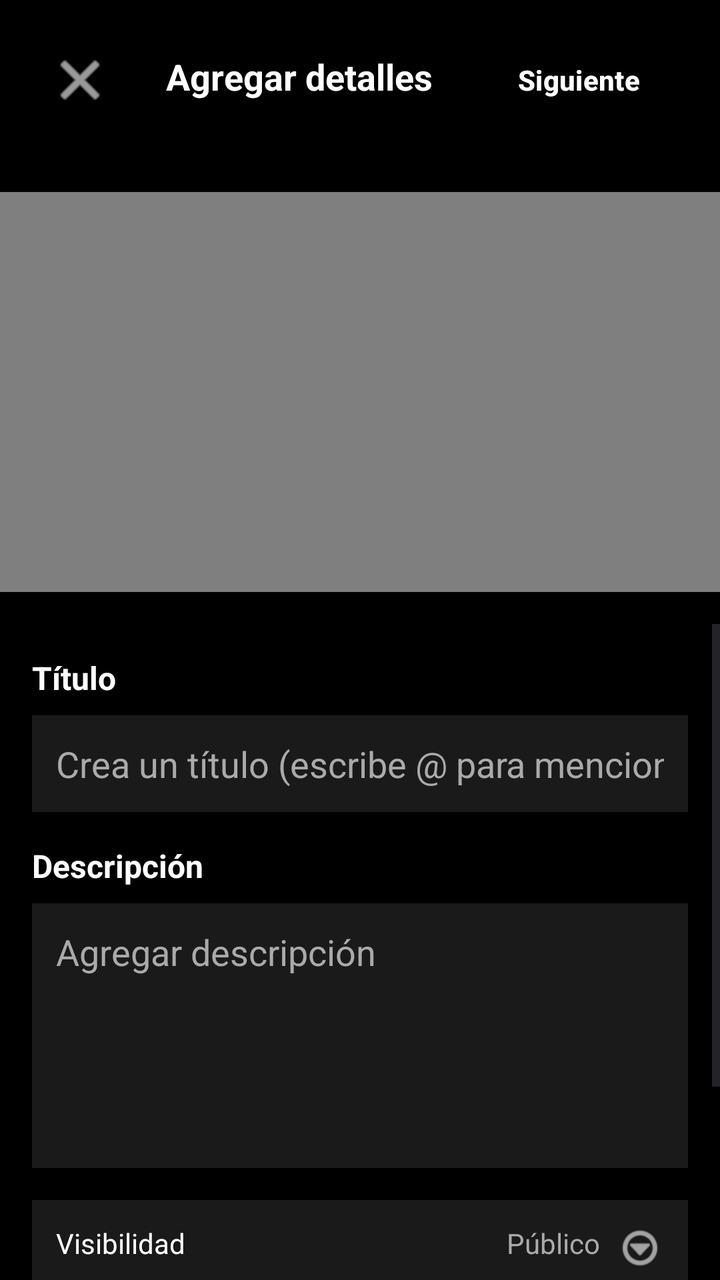
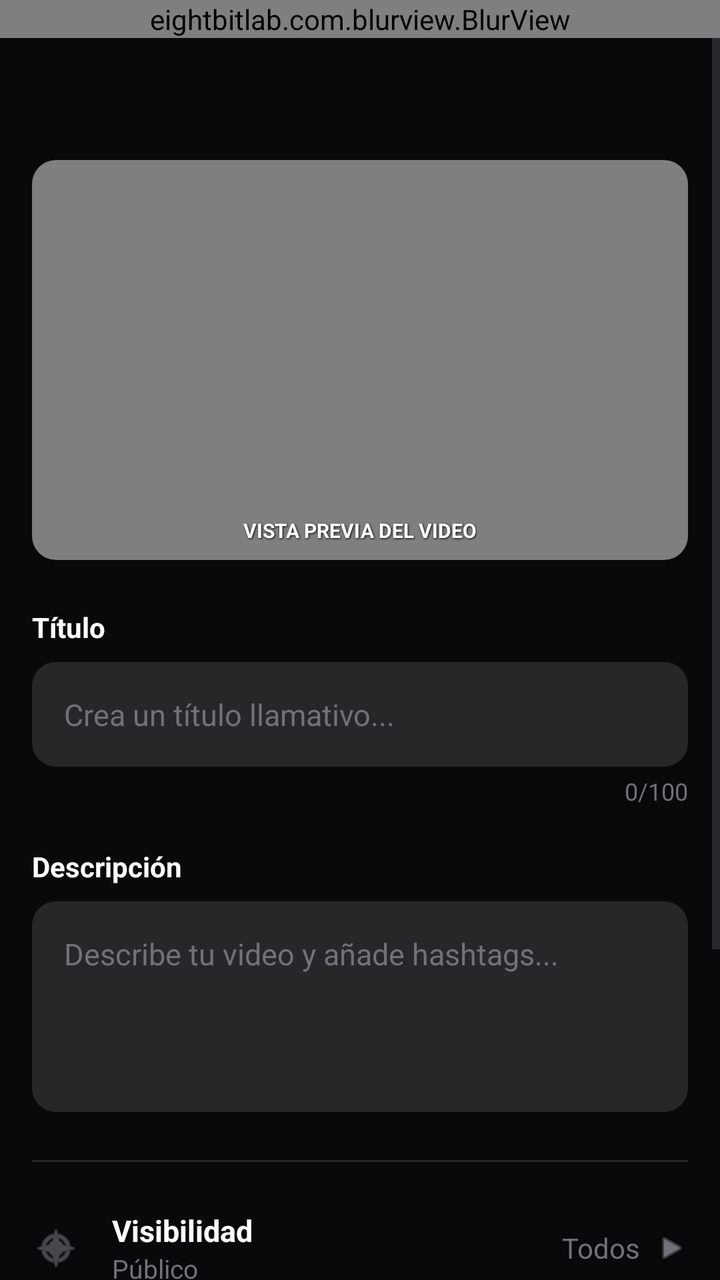

Two renders of the same Android screen: before a commit and after it. Below are the layout's source before the change and the commit's diff.
<!-- AndroidManifest.xml: application theme Theme.CourseV -->
<!-- res/layout/fragment_video_details.xml -->
<?xml version="1.0" encoding="utf-8"?>
<androidx.constraintlayout.widget.ConstraintLayout xmlns:android="http://schemas.android.com/apk/res/android"
    xmlns:app="http://schemas.android.com/apk/res-auto"
    xmlns:tools="http://schemas.android.com/tools"
    android:layout_width="match_parent"
    android:layout_height="match_parent"
    android:background="#000000"
    tools:context=".ui.VideoDetailsFragment">

    
    <LinearLayout
        android:id="@+id/headerLayout"
        android:layout_width="match_parent"
        android:layout_height="wrap_content"
        android:orientation="horizontal"
        android:padding="16dp"
        app:layout_constraintTop_toTopOf="parent">

        <ImageButton
            android:id="@+id/backButton"
            android:layout_width="48dp"
            android:layout_height="48dp"
            android:background="@android:color/transparent"
            android:src="@android:drawable/ic_menu_close_clear_cancel"
            android:contentDescription="@string/back_button_desc"
            app:tint="#FFFFFF" />  

        <TextView
            android:layout_width="0dp"
            android:layout_height="wrap_content"
            android:layout_weight="1"
            android:gravity="center"
            android:text="Agregar detalles"
            android:textColor="#FFFFFF"
            android:textSize="18sp"
            android:textStyle="bold" />

        <Button
            android:id="@+id/nextButton"
            android:layout_width="wrap_content"
            android:layout_height="wrap_content"
            android:background="@android:color/transparent"
            android:text="Siguiente"
            android:textColor="#FFFFFF"
            android:textStyle="bold" />
    </LinearLayout>

    
    <VideoView
        android:id="@+id/videoPreview"
        android:layout_width="0dp"
        android:layout_height="200dp"
        android:layout_marginTop="16dp"
        app:layout_constraintEnd_toEndOf="parent"
        app:layout_constraintStart_toStartOf="parent"
        app:layout_constraintTop_toBottomOf="@id/headerLayout" />

    
    <ScrollView
        android:layout_width="0dp"
        android:layout_height="0dp"
        android:layout_marginTop="16dp"
        app:layout_constraintBottom_toBottomOf="parent"
        app:layout_constraintEnd_toEndOf="parent"
        app:layout_constraintStart_toStartOf="parent"
        app:layout_constraintTop_toBottomOf="@id/videoPreview">

        <LinearLayout
            android:layout_width="match_parent"
            android:layout_height="wrap_content"
            android:orientation="vertical"
            android:padding="16dp">

            
            <TextView
                android:layout_width="wrap_content"
                android:layout_height="wrap_content"
                android:text="Título"
                android:textColor="#FFFFFF"
                android:textSize="16sp"
                android:textStyle="bold" />

            <EditText
                android:id="@+id/titleEditText"
                android:layout_width="match_parent"
                android:layout_height="wrap_content"
                android:layout_marginTop="8dp"
                android:background="#1A1A1A"
                android:hint="Crea un título (escribe @ para mencionar a otro canal)"
                android:inputType="text"
                android:padding="12dp"
                android:textColor="#FFFFFF"
                android:textColorHint="#AAAAAA" />

            
            <TextView
                android:layout_width="wrap_content"
                android:layout_height="wrap_content"
                android:layout_marginTop="16dp"
                android:text="Descripción"
                android:textColor="#FFFFFF"
                android:textSize="16sp"
                android:textStyle="bold" />

            <EditText
                android:id="@+id/descriptionEditText"
                android:layout_width="match_parent"
                android:layout_height="wrap_content"
                android:layout_marginTop="8dp"
                android:background="#1A1A1A"
                android:gravity="top"
                android:hint="Agregar descripción"
                android:inputType="textMultiLine"
                android:lines="5"
                android:padding="12dp"
                android:textColor="#FFFFFF"
                android:textColorHint="#AAAAAA" />

            
            <LinearLayout
                android:layout_width="match_parent"
                android:layout_height="wrap_content"
                android:layout_marginTop="16dp"
                android:background="#1A1A1A"
                android:orientation="horizontal"
                android:padding="12dp">

                <TextView
                    android:layout_width="0dp"
                    android:layout_height="wrap_content"
                    android:layout_weight="1"
                    android:text="Visibilidad"
                    android:textColor="#FFFFFF" />

                <TextView
                    android:layout_width="wrap_content"
                    android:layout_height="wrap_content"
                    android:text="Público"
                    android:textColor="#AAAAAA" />

                <ImageView
                    android:layout_width="24dp"
                    android:layout_height="24dp"
                    android:layout_marginStart="8dp"
                    android:src="@android:drawable/ic_menu_more"
                    app:tint="#FFFFFF" />
            </LinearLayout>

            <LinearLayout
                android:layout_width="match_parent"
                android:layout_height="wrap_content"
                android:layout_marginTop="1dp"
                android:background="#1A1A1A"
                android:orientation="horizontal"
                android:padding="12dp">

                <TextView
                    android:layout_width="0dp"
                    android:layout_height="wrap_content"
                    android:layout_weight="1"
                    android:text="Ubicación"
                    android:textColor="#FFFFFF" />

                <ImageView
                    android:layout_width="24dp"
                    android:layout_height="24dp"
                    android:src="@android:drawable/ic_menu_more"
                    app:tint="#FFFFFF" />
            </LinearLayout>

            
            <LinearLayout
                android:layout_width="match_parent"
                android:layout_height="wrap_content"
                android:layout_marginTop="16dp"
                android:orientation="horizontal"
                android:gravity="center_vertical">

                <TextView
                    android:layout_width="wrap_content"
                    android:layout_height="wrap_content"
                    android:text="Tipo de curso:"
                    android:textColor="#FFFFFF"
                    android:textSize="16sp"
                    android:layout_marginEnd="12dp"/>

                <RadioGroup
                    android:id="@+id/courseTypeRadioGroup"
                    android:layout_width="wrap_content"
                    android:layout_height="wrap_content"
                    android:orientation="horizontal">

                    <RadioButton
                        android:id="@+id/freeRadioButton"
                        android:layout_width="wrap_content"
                        android:layout_height="wrap_content"
                        android:text="Gratis"
                        android:textColor="#FFFFFF"
                        android:checked="true"/>

                    <RadioButton
                        android:id="@+id/paidRadioButton"
                        android:layout_width="wrap_content"
                        android:layout_height="wrap_content"
                        android:text="Pago"
                        android:textColor="#FFFFFF"
                        android:layout_marginStart="16dp"/>
                </RadioGroup>
            </LinearLayout>
        </LinearLayout>
    </ScrollView>

</androidx.constraintlayout.widget.ConstraintLayout>
<!-- resources referenced by this layout -->
<resources>
  <string name="back_button_desc">Volver atrás</string>
  <style name="Theme.CourseV" parent="Base.Theme.CourseV" />
  <style name="Base.Theme.CourseV" parent="Theme.Material3.DayNight.NoActionBar">
          
          
      </style>
</resources>

<!-- the commit's change to res/layout/fragment_video_details.xml (unified diff, before → after) -->
@@ -4,72 +4,53 @@
     xmlns:tools="http://schemas.android.com/tools"
     android:layout_width="match_parent"
     android:layout_height="match_parent"
-    android:background="#000000"
+    android:background="#09090b"
     tools:context=".ui.VideoDetailsFragment">
 
-    
-    <LinearLayout
-        android:id="@+id/headerLayout"
+    <ScrollView
         android:layout_width="match_parent"
-        android:layout_height="wrap_content"
-        android:orientation="horizontal"
-        android:padding="16dp"
-        app:layout_constraintTop_toTopOf="parent">
-
-        <ImageButton
-            android:id="@+id/backButton"
-            android:layout_width="48dp"
-            android:layout_height="48dp"
-            android:background="@android:color/transparent"
-            android:src="@android:drawable/ic_menu_close_clear_cancel"
-            android:contentDescription="@string/back_button_desc"
-            app:tint="#FFFFFF" />  
-
-        <TextView
-            android:layout_width="0dp"
-            android:layout_height="wrap_content"
-            android:layout_weight="1"
-            android:gravity="center"
-            android:text="Agregar detalles"
-            android:textColor="#FFFFFF"
-            android:textSize="18sp"
-            android:textStyle="bold" />
-
-        <Button
-            android:id="@+id/nextButton"
-            android:layout_width="wrap_content"
-            android:layout_height="wrap_content"
-            android:background="@android:color/transparent"
-            android:text="Siguiente"
-            android:textColor="#FFFFFF"
-            android:textStyle="bold" />
-    </LinearLayout>
-
-    
-    <VideoView
-        android:id="@+id/videoPreview"
-        android:layout_width="0dp"
-        android:layout_height="200dp"
-        android:layout_marginTop="16dp"
-        app:layout_constraintEnd_toEndOf="parent"
-        app:layout_constraintStart_toStartOf="parent"
-        app:layout_constraintTop_toBottomOf="@id/headerLayout" />
-
-    
-    <ScrollView
-        android:layout_width="0dp"
-        android:layout_height="0dp"
-        android:layout_marginTop="16dp"
-        app:layout_constraintBottom_toBottomOf="parent"
-        app:layout_constraintEnd_toEndOf="parent"
-        app:layout_constraintStart_toStartOf="parent"
-        app:layout_constraintTop_toBottomOf="@id/videoPreview">
+        android:layout_height="match_parent"
+        android:clipToPadding="false"
+        app:layout_constraintTop_toTopOf="parent"
+        app:layout_constraintBottom_toBottomOf="parent">
 
         <LinearLayout
             android:layout_width="match_parent"
             android:layout_height="wrap_content"
             android:orientation="vertical"
-            android:padding="16dp">
+            android:paddingHorizontal="16dp"
+            android:paddingBottom="16dp"
+            android:paddingTop="80dp">
+
+            
+            <androidx.cardview.widget.CardView
+                android:layout_width="match_parent"
+                android:layout_height="200dp"
+                app:cardCornerRadius="12dp"
+                app:cardBackgroundColor="#000000"
+                app:cardElevation="0dp"
+                android:layout_marginBottom="24dp">
+                
+                <VideoView
+                    android:id="@+id/videoPreview"
+                    android:layout_width="match_parent"
+                    android:layout_height="match_parent"
+                    android:layout_gravity="center" />
+                
+                <TextView
+                    android:layout_width="wrap_content"
+                    android:layout_height="wrap_content"
+                    android:text="VISTA PREVIA DEL VIDEO"
+                    android:textColor="#FFFFFF"
+                    android:textSize="10sp"
+                    android:textStyle="bold"
+                    android:layout_gravity="bottom|center_horizontal"
+                    android:layout_marginBottom="8dp"
+                    android:shadowColor="#000000"
+                    android:shadowDx="1"
+                    android:shadowDy="1"
+                    android:shadowRadius="2"/>
+            </androidx.cardview.widget.CardView>
 
             
             <TextView
@@ -77,137 +58,285 @@
                 android:layout_height="wrap_content"
                 android:text="Título"
                 android:textColor="#FFFFFF"
-                android:textSize="16sp"
-                android:textStyle="bold" />
+                android:textSize="14sp"
+                android:textStyle="bold"
+                android:layout_marginBottom="8dp"/>
 
             <EditText
                 android:id="@+id/titleEditText"
                 android:layout_width="match_parent"
                 android:layout_height="wrap_content"
-                android:layout_marginTop="8dp"
-                android:background="#1A1A1A"
-                android:hint="Crea un título (escribe @ para mencionar a otro canal)"
-                android:inputType="text"
-                android:padding="12dp"
-                android:textColor="#FFFFFF"
-                android:textColorHint="#AAAAAA" />
-
-            
-            <TextView
-                android:layout_width="wrap_content"
-                android:layout_height="wrap_content"
-                android:layout_marginTop="16dp"
+                android:background="@drawable/bg_rounded_input"
+                android:hint="Crea un título llamativo..."
+                android:textColorHint="#71717a"
+                android:textColor="#FFFFFF"
+                android:padding="16dp"
+                android:textSize="15sp"
+                android:inputType="textCapSentences"
+                android:layout_marginBottom="4dp"/>
+            
+            <TextView
+                android:layout_width="wrap_content"
+                android:layout_height="wrap_content"
+                android:text="0/100"
+                android:textColor="#71717a"
+                android:textSize="12sp"
+                android:layout_gravity="end"
+                android:layout_marginBottom="20dp"/>
+
+            
+            <TextView
+                android:layout_width="wrap_content"
+                android:layout_height="wrap_content"
                 android:text="Descripción"
                 android:textColor="#FFFFFF"
-                android:textSize="16sp"
-                android:textStyle="bold" />
+                android:textSize="14sp"
+                android:textStyle="bold"
+                android:layout_marginBottom="8dp"/>
 
             <EditText
                 android:id="@+id/descriptionEditText"
                 android:layout_width="match_parent"
                 android:layout_height="wrap_content"
-                android:layout_marginTop="8dp"
-                android:background="#1A1A1A"
+                android:background="@drawable/bg_rounded_input"
+                android:hint="Describe tu video y añade hashtags..."
+                android:textColorHint="#71717a"
+                android:textColor="#FFFFFF"
+                android:padding="16dp"
+                android:textSize="15sp"
                 android:gravity="top"
-                android:hint="Agregar descripción"
-                android:inputType="textMultiLine"
-                android:lines="5"
-                android:padding="12dp"
-                android:textColor="#FFFFFF"
-                android:textColorHint="#AAAAAA" />
+                android:minLines="4"
+                android:inputType="textMultiLine|textCapSentences"
+                android:layout_marginBottom="24dp"/>
+
+            <View
+                android:layout_width="match_parent"
+                android:layout_height="1dp"
+                android:background="#27272a"
+                android:layout_marginBottom="24dp"/>
 
             
             <LinearLayout
                 android:layout_width="match_parent"
                 android:layout_height="wrap_content"
-                android:layout_marginTop="16dp"
-                android:background="#1A1A1A"
                 android:orientation="horizontal"
-                android:padding="12dp">
-
-                <TextView
-                    android:layout_width="0dp"
-                    android:layout_height="wrap_content"
-                    android:layout_weight="1"
-                    android:text="Visibilidad"
-                    android:textColor="#FFFFFF" />
-
-                <TextView
-                    android:layout_width="wrap_content"
-                    android:layout_height="wrap_content"
-                    android:text="Público"
-                    android:textColor="#AAAAAA" />
-
+                android:gravity="center_vertical"
+                android:layout_marginBottom="20dp">
+                
                 <ImageView
                     android:layout_width="24dp"
                     android:layout_height="24dp"
-                    android:layout_marginStart="8dp"
-                    android:src="@android:drawable/ic_menu_more"
-                    app:tint="#FFFFFF" />
+                    android:src="@android:drawable/ic_menu_compass"
+                    app:tint="#71717a"
+                    android:layout_marginEnd="16dp"/>
+                
+                <LinearLayout
+                    android:layout_width="0dp"
+                    android:layout_height="wrap_content"
+                    android:layout_weight="1"
+                    android:orientation="vertical">
+                    <TextView
+                        android:layout_width="wrap_content"
+                        android:layout_height="wrap_content"
+                        android:text="Visibilidad"
+                        android:textColor="#FFFFFF"
+                        android:textStyle="bold"
+                        android:textSize="15sp"/>
+                    <TextView
+                        android:layout_width="wrap_content"
+                        android:layout_height="wrap_content"
+                        android:text="Público"
+                        android:textColor="#71717a"
+                        android:textSize="13sp"/>
+                </LinearLayout>
+                
+                <TextView
+                    android:layout_width="wrap_content"
+                    android:layout_height="wrap_content"
+                    android:text="Todos"
+                    android:textColor="#71717a"
+                    android:layout_marginEnd="8dp"/>
+                
+                <ImageView
+                    android:layout_width="16dp"
+                    android:layout_height="16dp"
+                    android:src="@android:drawable/ic_media_play"
+                    android:rotation="0"
+                    app:tint="#71717a"/>
             </LinearLayout>
 
             <LinearLayout
                 android:layout_width="match_parent"
                 android:layout_height="wrap_content"
-                android:layout_marginTop="1dp"
-                android:background="#1A1A1A"
                 android:orientation="horizontal"
-                android:padding="12dp">
-
-                <TextView
-                    android:layout_width="0dp"
-                    android:layout_height="wrap_content"
-                    android:layout_weight="1"
-                    android:text="Ubicación"
-                    android:textColor="#FFFFFF" />
+                android:gravity="center_vertical"
+                android:layout_marginBottom="32dp">
 
                 <ImageView
                     android:layout_width="24dp"
                     android:layout_height="24dp"
-                    android:src="@android:drawable/ic_menu_more"
-                    app:tint="#FFFFFF" />
+                    android:src="@android:drawable/ic_menu_mylocation"
+                    app:tint="#71717a"
+                    android:layout_marginEnd="16dp"/>
+
+                <LinearLayout
+                    android:layout_width="0dp"
+                    android:layout_height="wrap_content"
+                    android:layout_weight="1"
+                    android:orientation="vertical">
+                    <TextView
+                        android:layout_width="wrap_content"
+                        android:layout_height="wrap_content"
+                        android:text="Ubicación"
+                        android:textColor="#FFFFFF"
+                        android:textStyle="bold"
+                        android:textSize="15sp"/>
+                    <TextView
+                        android:layout_width="wrap_content"
+                        android:layout_height="wrap_content"
+                        android:text="Sin ubicación"
+                        android:textColor="#71717a"
+                        android:textSize="13sp"/>
+                </LinearLayout>
+
+                <ImageView
+                    android:layout_width="16dp"
+                    android:layout_height="16dp"
+                    android:src="@android:drawable/ic_media_play"
+                    app:tint="#71717a"/>
             </LinearLayout>
 
             
+            <TextView
+                android:layout_width="wrap_content"
+                android:layout_height="wrap_content"
+                android:text="Tipo de curso"
+                android:textColor="#71717a"
+                android:textSize="14sp"
+                android:layout_marginBottom="12dp"/>
+
             <LinearLayout
                 android:layout_width="match_parent"
                 android:layout_height="wrap_content"
-                android:layout_marginTop="16dp"
                 android:orientation="horizontal"
-                android:gravity="center_vertical">
-
-                <TextView
-                    android:layout_width="wrap_content"
-                    android:layout_height="wrap_content"
-                    android:text="Tipo de curso:"
-                    android:textColor="#FFFFFF"
-                    android:textSize="16sp"
-                    android:layout_marginEnd="12dp"/>
-
-                <RadioGroup
-                    android:id="@+id/courseTypeRadioGroup"
-                    android:layout_width="wrap_content"
-                    android:layout_height="wrap_content"
-                    android:orientation="horizontal">
-
-                    <RadioButton
-                        android:id="@+id/freeRadioButton"
+                android:baselineAligned="false">
+
+                
+                <LinearLayout
+                    android:id="@+id/optionFree"
+                    android:layout_width="0dp"
+                    android:layout_height="wrap_content"
+                    android:layout_weight="1"
+                    android:orientation="vertical"
+                    android:gravity="center"
+                    android:background="@drawable/bg_rounded_card_selected"
+                    android:padding="16dp"
+                    android:layout_marginEnd="8dp">
+                    
+                    <ImageView
+                        android:id="@+id/iconFree"
+                        android:layout_width="24dp"
+                        android:layout_height="24dp"
+                        android:src="@android:drawable/ic_menu_view"
+                        app:tint="#3b82f6"
+                        android:layout_marginBottom="8dp"/>
+                    
+                    <TextView
+                        android:id="@+id/textFree"
                         android:layout_width="wrap_content"
                         android:layout_height="wrap_content"
                         android:text="Gratis"
                         android:textColor="#FFFFFF"
-                        android:checked="true"/>
-
-                    <RadioButton
-                        android:id="@+id/paidRadioButton"
+                        android:textStyle="bold"/>
+                </LinearLayout>
+
+                
+                <LinearLayout
+                    android:id="@+id/optionPaid"
+                    android:layout_width="0dp"
+                    android:layout_height="wrap_content"
+                    android:layout_weight="1"
+                    android:orientation="vertical"
+                    android:gravity="center"
+                    android:background="@drawable/bg_rounded_input"
+                    android:padding="16dp"
+                    android:layout_marginStart="8dp">
+
+                    <ImageView
+                        android:id="@+id/iconPaid"
+                        android:layout_width="24dp"
+                        android:layout_height="24dp"
+                        android:src="@android:drawable/ic_menu_manage"
+                        app:tint="#71717a"
+                        android:layout_marginBottom="8dp"/>
+
+                    <TextView
+                        android:id="@+id/textPaid"
                         android:layout_width="wrap_content"
                         android:layout_height="wrap_content"
                         android:text="Pago"
-                        android:textColor="#FFFFFF"
-                        android:layout_marginStart="16dp"/>
-                </RadioGroup>
+                        android:textColor="#71717a"
+                        android:textStyle="bold"/>
+                </LinearLayout>
+
             </LinearLayout>
+
         </LinearLayout>
     </ScrollView>
 
+    
+    <eightbitlab.com.blurview.BlurView
+        android:id="@+id/headerLayout"
+        android:layout_width="match_parent"
+        android:layout_height="wrap_content"
+        app:blurOverlayColor="#33000000"
+        app:layout_constraintTop_toTopOf="parent">
+
+        <androidx.constraintlayout.widget.ConstraintLayout
+            android:layout_width="match_parent"
+            android:layout_height="wrap_content"
+            android:paddingHorizontal="16dp"
+            android:paddingVertical="12dp"
+            android:background="@drawable/bg_liquid_glass">
+
+            <ImageButton
+                android:id="@+id/backButton"
+                android:layout_width="32dp"
+                android:layout_height="32dp"
+                android:background="?attr/selectableItemBackgroundBorderless"
+                android:src="@android:drawable/ic_menu_close_clear_cancel"
+                android:contentDescription="@string/back_button_desc"
+                app:tint="#FFFFFF"
+                app:layout_constraintStart_toStartOf="parent"
+                app:layout_constraintTop_toTopOf="parent"
+                app:layout_constraintBottom_toBottomOf="parent"/>
+
+            <TextView
+                android:layout_width="wrap_content"
+                android:layout_height="wrap_content"
+                android:text="Agregar detalles"
+                android:textColor="#FFFFFF"
+                android:textSize="18sp"
+                android:textStyle="bold"
+                app:layout_constraintStart_toStartOf="parent"
+                app:layout_constraintEnd_toEndOf="parent"
+                app:layout_constraintTop_toTopOf="parent"
+                app:layout_constraintBottom_toBottomOf="parent"/>
+
+            <TextView
+                android:id="@+id/nextButton"
+                android:layout_width="wrap_content"
+                android:layout_height="wrap_content"
+                android:text="Siguiente"
+                android:textColor="#3b82f6"
+                android:textSize="16sp"
+                android:textStyle="bold"
+                android:padding="8dp"
+                app:layout_constraintEnd_toEndOf="parent"
+                app:layout_constraintTop_toTopOf="parent"
+                app:layout_constraintBottom_toBottomOf="parent"/>
+
+        </androidx.constraintlayout.widget.ConstraintLayout>
+    </eightbitlab.com.blurview.BlurView>
+
 </androidx.constraintlayout.widget.ConstraintLayout>
<!-- resource entries referenced after the edit -->
@@ -1,5 +1,40 @@
 <!-- resources referenced by this layout -->
 <resources>
+  <!-- drawable bg_liquid_glass (drawable) -->
+  <?xml version="1.0" encoding="utf-8"?>
+  <shape xmlns:android="http://schemas.android.com/apk/res/android"
+      android:shape="rectangle">
+      
+      <solid android:color="#1A09090B" />
+      
+      
+      <gradient
+          android:startColor="#26FFFFFF"
+          android:centerColor="#1AFFFFFF"
+          android:endColor="#05FFFFFF"
+          android:angle="135"
+          android:type="linear" />
+          
+      <corners android:radius="24dp" />
+      
+      
+      <stroke
+          android:width="1dp"
+          android:color="#26FFFFFF" />
+  </shape>
+  <!-- drawable bg_rounded_card_selected (drawable) -->
+  <?xml version="1.0" encoding="utf-8"?>
+  <shape xmlns:android="http://schemas.android.com/apk/res/android">
+      <solid android:color="#27272a" />
+      <corners android:radius="12dp" />
+      <stroke android:width="2dp" android:color="#3b82f6" />
+  </shape>
+  <!-- drawable bg_rounded_input (drawable) -->
+  <?xml version="1.0" encoding="utf-8"?>
+  <shape xmlns:android="http://schemas.android.com/apk/res/android">
+      <solid android:color="#27272a" />
+      <corners android:radius="12dp" />
+  </shape>
   <string name="back_button_desc">Volver atrás</string>
   <style name="Theme.CourseV" parent="Base.Theme.CourseV" />
   <style name="Base.Theme.CourseV" parent="Theme.Material3.DayNight.NoActionBar">
